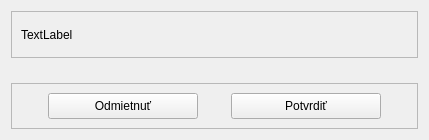
Before: the Qt Designer form src/app/ui/confirmation_window.ui in TIS2023-FMFI/pracovne-instrukcie, drawn with Qt 5.
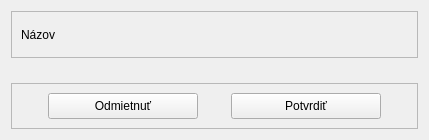
After: the same form once the commit is applied.

Diff of the .ui file:
```diff
--- a/src/app/ui/confirmation_window.ui
+++ b/src/app/ui/confirmation_window.ui
@@ -29,7 +29,7 @@
       <item>
        <widget class="QLabel" name="title">
         <property name="text">
-         <string>TextLabel</string>
+         <string>Názov</string>
         </property>
        </widget>
       </item>
```
